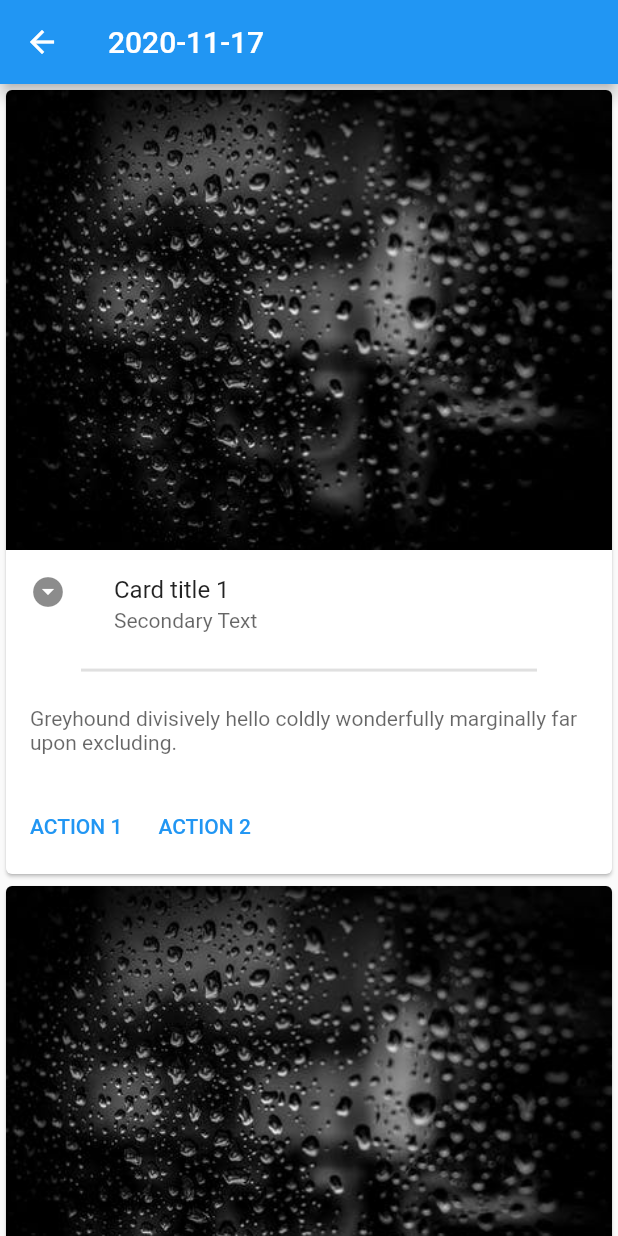
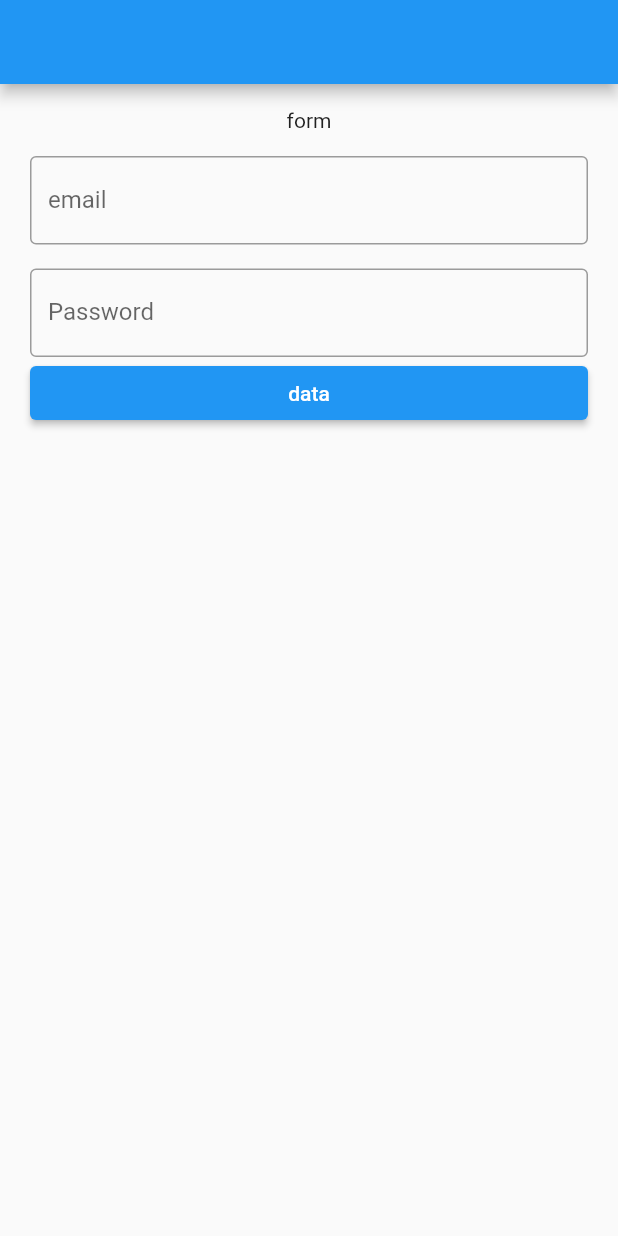
Before and after one commit to AnasAltarazi1998/example1, a Flutter app: the Home screen opened directly, on a phone screen of 412 x 824 dp. Run offline on Flutter 3.47's test engine with Material 2 defaults, Android fonts, the phone set to English and light mode, and no system bars; our stand-ins replace get.

Commit message:
-- textfield -- get -- controller -- inh widget

```diff
--- a/lib/home.dart
+++ b/lib/home.dart
@@ -1,119 +1,68 @@
+import 'package:example1/inh_widget.dart';
+import 'package:example1/profile.dart';
 import 'package:flutter/material.dart';
+import 'package:get/get.dart';
 
 class Home extends StatefulWidget {
   Home({Key key}) : super(key: key);
-
   @override
   _HomeState createState() => _HomeState();
 }
 
 class _HomeState extends State<Home> {
-  DateTime _date = DateTime(2020, 11, 17);
-
-  void _selectDate() async {
-    final DateTime newDate = await showDatePicker(
-      context: context,
-      initialDate: _date,
-      firstDate: DateTime(2017, 1),
-      lastDate: DateTime(2022, 7),
-    );
-    if (newDate != null) {
-      setState(() {
-        _date = newDate;
-      });
-    }
-  }
-
+  final emailController = TextEditingController();
+  final passwordController = TextEditingController();
   @override
   Widget build(BuildContext context) {
     return Scaffold(
-        appBar: AppBar(
-          title: Text('${_date.year}-${_date.month}-${_date.day}'),
-        ),
-        body: ListView(children: [
-          Card(
-            clipBehavior: Clip.antiAlias,
+      appBar: AppBar(),
+      body: Center(
         child: Column(
+          crossAxisAlignment: CrossAxisAlignment.stretch,
           children: [
-                Image.asset('assets/appbar.jpg'),
-                ListTile(
-                  leading: Icon(Icons.arrow_drop_down_circle),
-                  title: Text('Card title 1'),
-                  subtitle: Text(
-                    'Secondary Text',
-                    style: TextStyle(color: Colors.black.withOpacity(0.6)),
+            Padding(padding: EdgeInsets.all(8)),
+            Center(child: Text('form')),
+            Padding(padding: EdgeInsets.all(8)),
+            Padding(
+              padding: const EdgeInsets.symmetric(horizontal: 20),
+              child: TextField(
+                controller: emailController,
+                decoration: InputDecoration(
+                  border: OutlineInputBorder(),
+                  labelText: 'email',
                 ),
               ),
-                Divider(
-                  indent: 50,
-                  endIndent: 50,
-                  thickness: 2,
+            ),
+            Padding(padding: EdgeInsets.all(8)),
+            Padding(
+              padding: const EdgeInsets.symmetric(horizontal: 20),
+              child: TextField(
+                controller: passwordController,
+                obscureText: true,
+                style: TextStyle(),
+                decoration: InputDecoration(
+                  border: OutlineInputBorder(),
+                  labelText: 'Password',
+                  labelStyle: TextStyle(),
+                ),
+              ),
             ),
             Padding(
-                  padding: EdgeInsets.all(16.0),
-                  child: Text(
-                    'Greyhound divisively hello coldly wonderfully marginally far upon excluding.',
-                    style: TextStyle(color: Colors.black.withOpacity(0.6)),
+              padding: const EdgeInsets.symmetric(horizontal: 20.0),
+              child: ElevatedButton(
+                onPressed: () {
+                  Get.put(emailController.text, tag: 'email');
+                  BaseWidget.of(context).password = passwordController.text;
+                  Get.to(
+                    () => Profile(),
+                  );
+                },
+                child: Text('data'),
               ),
-                ),
-                ButtonBar(
-                  alignment: MainAxisAlignment.start,
-                  children: [
-                    TextButton(
-                      onPressed: _selectDate,
-                      child: Text('ACTION 1'),
-                    ),
-                    TextButton(
-                      onPressed: () {
-                        // Perform some action
-                      },
-                      child: Text('ACTION 2'),
-                    ),
-                  ],
-                ),
+            )
           ],
         ),
       ),
-          Card(
-            clipBehavior: Clip.antiAlias,
-            child: Column(
-              children: [
-                Image.asset('assets/appbar.jpg'),
-                ListTile(
-                  leading: Icon(Icons.arrow_drop_down_circle),
-                  title: Text('Card title 1'),
-                  subtitle: Text(
-                    'Secondary Text',
-                    style: TextStyle(color: Colors.black.withOpacity(0.6)),
-                  ),
-                ),
-                Padding(
-                  padding: EdgeInsets.all(16.0),
-                  child: Text(
-                    'Greyhound divisively hello coldly wonderfully marginally far upon excluding.',
-                    style: TextStyle(color: Colors.black.withOpacity(0.6)),
-                  ),
-                ),
-                ButtonBar(
-                  alignment: MainAxisAlignment.start,
-                  children: [
-                    TextButton(
-                      onPressed: () {
-                        // Perform some action
-                      },
-                      child: Text('ACTION 1'),
-                    ),
-                    TextButton(
-                      onPressed: () {
-                        // Perform some action
-                      },
-                      child: Text('ACTION 2'),
-                    ),
-                  ],
-                ),
-              ],
-            ),
-          ),
-        ]));
+    );
   }
 }
--- /dev/null
+++ b/lib/inh_widget.dart
@@ -0,0 +1,17 @@
+import 'package:flutter/material.dart';
+
+class BaseWidget extends InheritedWidget {
+  BaseWidget({Key key, this.child}) : super(key: key, child: child);
+  String email;
+  String password;
+  final Widget child;
+
+  static BaseWidget of(BuildContext context) {
+    return context.dependOnInheritedWidgetOfExactType<BaseWidget>();
+  }
+
+  @override
+  bool updateShouldNotify(BaseWidget oldWidget) {
+    return true;
+  }
+}
--- a/pubspec.yaml
+++ b/pubspec.yaml
@@ -24,7 +24,7 @@ dependencies:
   flutter:
     sdk: flutter
   cupertino_icons: ^1.0.2
-
+  get: ^4.1.4
   shimmer: ^1.1.2
 
 dev_dependencies:
```
Also changed, not shown: lib/main.dart (+7 -4 lines), lib/profile.dart (added, +40 -0 lines), lib/radio_page.dart (deleted, +0 -68 lines), pubspec.lock. Lines whose indentation alone changed are shown as unchanged.
